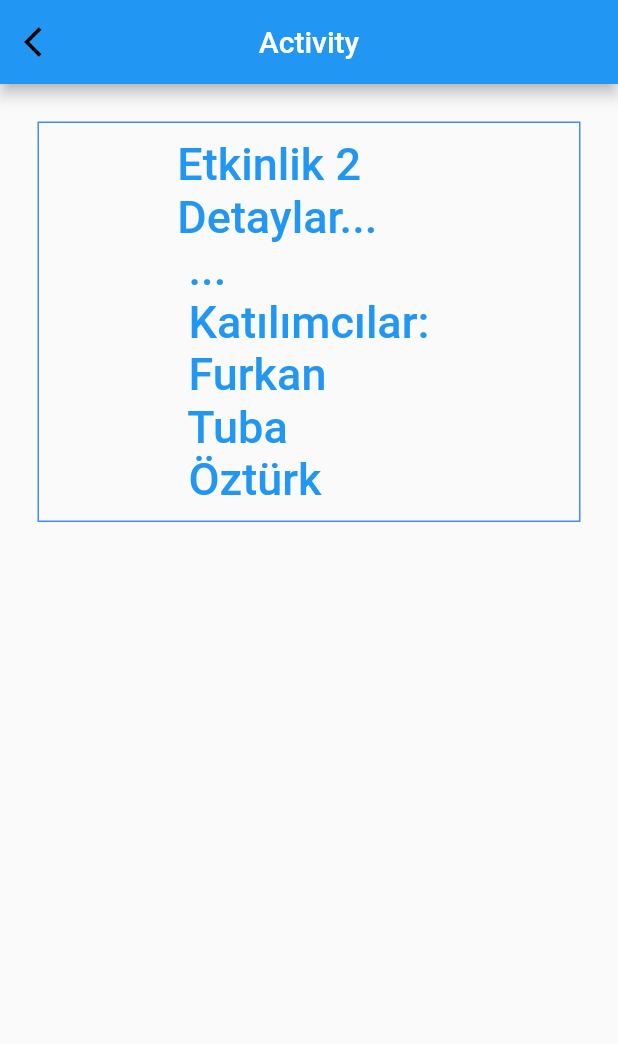
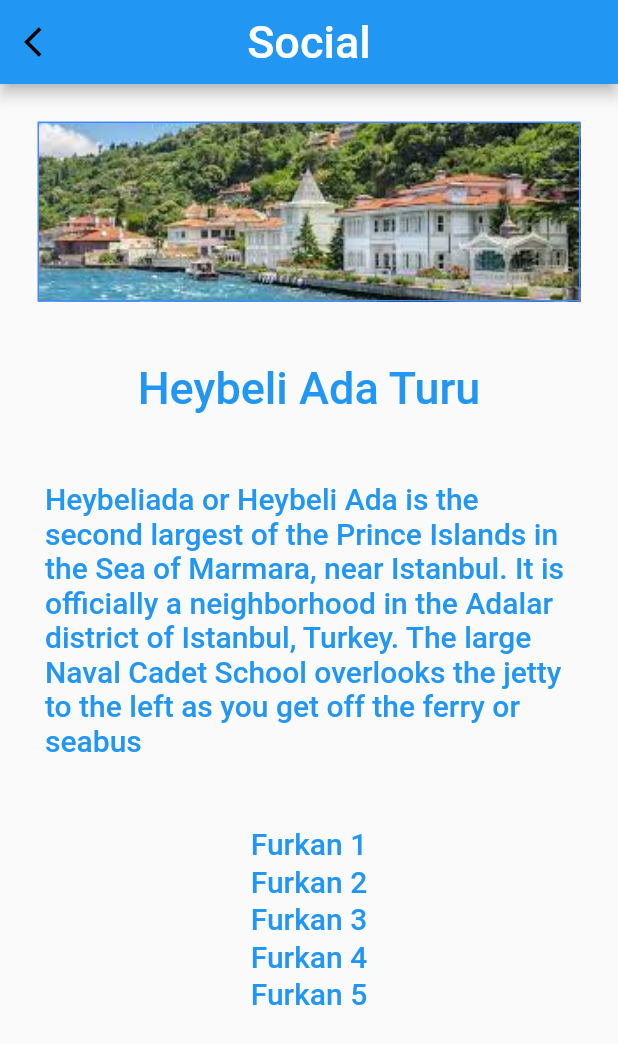
Before and after one commit to frkn2076/Social.UI, a Flutter app: the PrivateActivity screen opened directly, after a tap on an icon or button, on a phone screen of 412 x 824 dp. Shown: the top 1044 px of the screen. Run offline on Flutter 3.47's test engine with Material 2 defaults, Android fonts, the phone set to English and light mode, and no system bars.

Commit message:
activity details changes and design

```diff
--- a/social/lib/activity.dart
+++ b/social/lib/activity.dart
@@ -4,7 +4,7 @@ class Activity extends StatelessWidget {
   final int id;
   const Activity({Key? key, required this.id}) : super(key: key);
 
-  static const String _title = 'Activity';
+  static const String _title = 'Social';
 
   @override
   Widget build(BuildContext context) {
@@ -19,7 +19,10 @@ class Activity extends StatelessWidget {
             Navigator.pop(context);
           },
         ),
-        title: const Text(_title),
+        title: const Text(
+          _title,
+          style: TextStyle(fontSize: 30),
+        ),
         centerTitle: true,
       ),
       body: MyStatefulWidget(id: id),
@@ -36,27 +39,102 @@ class MyStatefulWidget extends StatefulWidget {
 }
 
 class _MyStatefulWidgetState extends State<MyStatefulWidget> {
-  TextEditingController nameController = TextEditingController();
-  TextEditingController passwordController = TextEditingController();
-
   @override
   Widget build(BuildContext context) {
     return Padding(
       padding: const EdgeInsets.all(10),
-      child: ListView(children: <Widget>[
-        Container(
-          alignment: Alignment.center,
-          padding: const EdgeInsets.all(10),
-          margin: const EdgeInsets.all(15.0),
-          decoration:
-              BoxDecoration(border: Border.all(color: Colors.blueAccent)),
-          child: Text(
-            'Etkinlik ${widget.id} \nDetaylar... \n ... \n Katılımcılar: \n Furkan \n Tuba \n Öztürk',
-            style: const TextStyle(
-                color: Colors.blue, fontWeight: FontWeight.w500, fontSize: 30),
+      child: ListView(
+        children: <Widget>[
+          Container(
+            height: 120,
+            width: 100,
+            alignment: Alignment.center,
+            padding: const EdgeInsets.all(10),
+            margin: const EdgeInsets.all(15.0),
+            decoration: BoxDecoration(
+              border: Border.all(color: Colors.blueAccent),
+              image: const DecorationImage(
+                image: AssetImage("assets/images/ada.jpeg"),
+                fit: BoxFit.cover,
+              ),
+            ),
           ),
-        ),
-      ]),
+          Container(
+            alignment: Alignment.center,
+            padding: const EdgeInsets.all(10),
+            margin: const EdgeInsets.all(15.0),
+            child: const Text(
+              'Heybeli Ada Turu',
+              style: TextStyle(
+                  color: Colors.blue,
+                  fontWeight: FontWeight.w500,
+                  fontSize: 30),
+            ),
+          ),
+          Container(
+            alignment: Alignment.center,
+            padding: const EdgeInsets.all(5),
+            margin: const EdgeInsets.all(15.0),
+            child: const Text(
+              'Heybeliada or Heybeli Ada is the second largest of the Prince Islands in the Sea of Marmara, near Istanbul. It is officially a neighborhood in the Adalar district of Istanbul, Turkey. The large Naval Cadet School overlooks the jetty to the left as you get off the ferry or seabus',
+              style: TextStyle(
+                  color: Colors.blue,
+                  fontWeight: FontWeight.w500,
+                  fontSize: 20),
+            ),
+          ),
+          Container(
+            height: 300,
+            width: 100,
+            alignment: Alignment.center,
+            padding: const EdgeInsets.all(10),
+            margin: const EdgeInsets.all(15.0),
+            child: ListView(
+              children: List<Widget>.from(
+                List<int>.generate(5, (i) => i + 1)
+                    .map(
+                      (i) => GestureDetector(
+                        onTap: () => {
+                          // Navigator.push(
+                          //   context,
+                          //   MaterialPageRoute(
+                          //       builder: (context) => const Register()),
+                          // )
+                        },
+                        child: Container(
+                          alignment: Alignment.center,
+                          padding: const EdgeInsets.all(1),
+                          child: Text(
+                            'Furkan $i',
+                            style: const TextStyle(
+                                color: Colors.blue,
+                                fontWeight: FontWeight.w500,
+                                fontSize: 20),
+                          ),
+                        ),
+                      ),
+                    )
+                    .toList(),
+              ),
+            ),
+          )
+          // Container(
+          //   alignment: Alignment.center,
+          //   padding: const EdgeInsets.all(10),
+          //   margin: const EdgeInsets.all(15.0),
+          //   decoration: BoxDecoration(
+          //     border: Border.all(color: Colors.blueAccent),
+          //   ),
+          //   child: Text(
+          //     'Etkinlik ${widget.id} \nDetaylar... \n ... \n Katılımcılar: \n Furkan \n Tuba \n Öztürk',
+          //     style: const TextStyle(
+          //         color: Colors.blue,
+          //         fontWeight: FontWeight.w500,
+          //         fontSize: 30),
+          //   ),
+          // ),
+        ],
+      ),
     );
   }
 }
--- a/social/lib/public_activity.dart
+++ b/social/lib/public_activity.dart
@@ -77,9 +77,14 @@ class _MyStatefulWidgetState extends State<MyStatefulWidget> {
                       padding: const EdgeInsets.all(10),
                       margin: const EdgeInsets.all(15.0),
                       decoration: BoxDecoration(
-                          border: Border.all(color: Colors.blueAccent)),
+                        border: Border.all(color: Colors.blueAccent),
+                        image: const DecorationImage(
+                          image: AssetImage("assets/images/ada.jpeg"),
+                          fit: BoxFit.cover,
+                        ),
+                      ),
                       child: Text(
-                        'Etkinlik $i \nDetaylar... \n ...',
+                        'Ada Turu $i \nDetaylar... \n ...',
                         style: const TextStyle(
                             color: Colors.blue,
                             fontWeight: FontWeight.w500,
```
